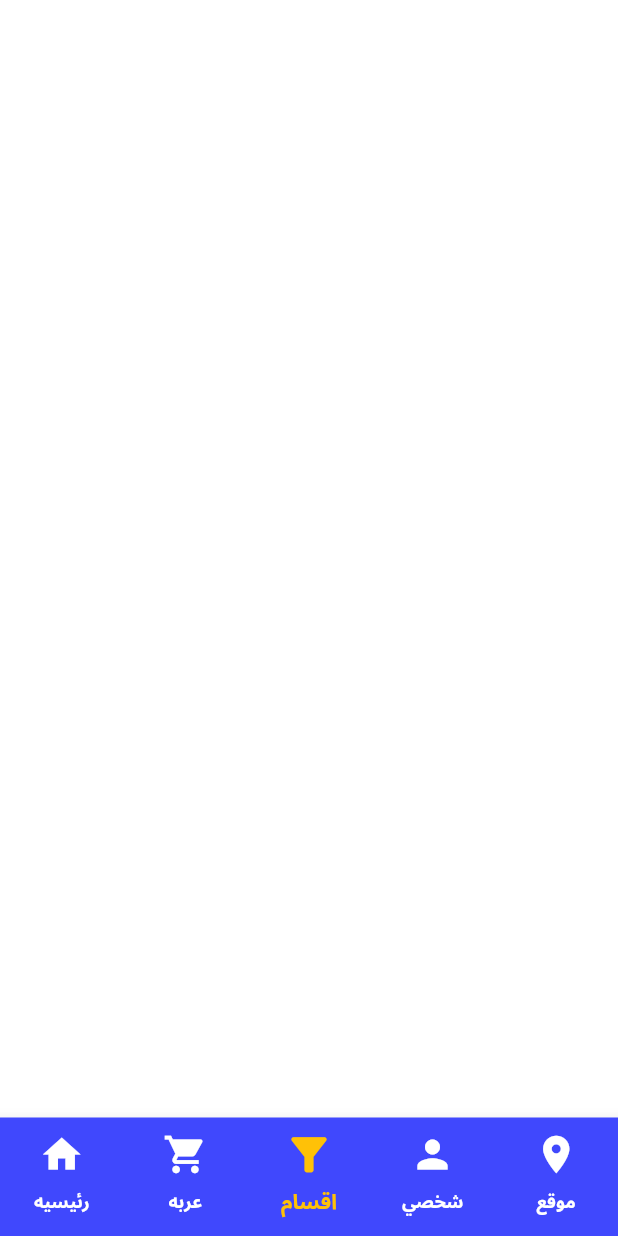
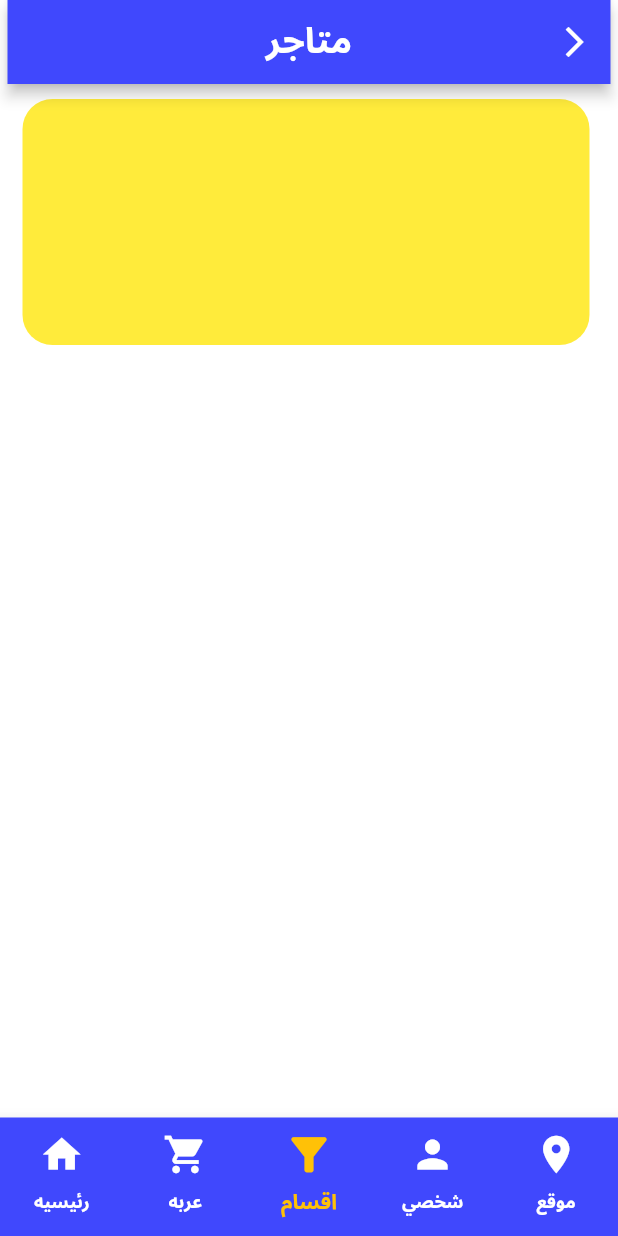
Before and after one commit to Ali-932/a_e, a Flutter app: the screen it shows after launch, item 3 of the bottom bar chosen, on a phone screen of 412 x 824 dp. Run offline on Flutter 3.47's test engine with Material 2 defaults, Android fonts, the light colour scheme and no system bars; our stand-ins replace get, google_fonts.

Commit message:
home page update esraaa

```diff
--- a/lib/main.dart
+++ b/lib/main.dart
@@ -1,6 +1,7 @@
 import 'package:a_e/utils/navigation_bar.dart';
 import 'package:a_e/views/auth/login_view.dart';
 import 'package:a_e/views/home/home_view.dart';
+import 'package:a_e/views/home/stores_view.dart';
 import 'package:flutter/material.dart';
 import 'package:get/get.dart';
 import 'package:google_fonts/google_fonts.dart';
--- a/lib/utils/navigation_bar.dart
+++ b/lib/utils/navigation_bar.dart
@@ -2,6 +2,7 @@ import 'package:flutter/material.dart';
 import 'package:get/get.dart';
 
 import '../views/home/home_view.dart';
+import '../views/home/stores_view.dart';
 
 class NavbarController extends GetxController {
   var currentIndex = 0.obs;
@@ -20,7 +21,7 @@ class Navbar extends StatelessWidget {
     final List<Widget> tabs = [
       const HomePage(),
       const Text("عربة"),
-      const Text("اقسام"),
+      const Storespage(),
       const Text("شخصي"),
       const Text("موقع"),
     ];
--- a/lib/views/home/home_view.dart
+++ b/lib/views/home/home_view.dart
@@ -1,3 +1,4 @@
+import 'package:a_e/views/home/stores_view.dart';
 import 'package:flutter/material.dart';
 
 import '../../utils/home/home_view_utils.dart';
@@ -80,8 +81,20 @@ class HomePage extends StatelessWidget {
               ),
               Row(
                 mainAxisAlignment: MainAxisAlignment.spaceAround,
-                children: const [
-                  Category(name: 'متاجر', imagePath: 'assets/images/Category_image_home.png',),
+                children: [
+                GestureDetector(
+                  onTap: () {
+                    // Navigate to the CategoryDetailPage when tapped
+                    Navigator.push(
+                      context,
+                      MaterialPageRoute(
+                        builder: (context) => Storespage(),
+                      ),
+                    );
+                  },
+                  child: Category(name: 'متاجر', imagePath: 'assets/images/Category_image_home.png'),
+                ),
+
                   Category(name: 'عيادات', imagePath: 'assets/images/Category_image_clinics.png',),
                   Category(name: 'خدمات منزلية', imagePath: 'assets/images/Category_image_homeservice.png',),
                 ],
--- /dev/null
+++ b/lib/views/home/stores_view.dart
@@ -0,0 +1,47 @@
+import 'package:flutter/material.dart';
+
+class Storespage extends StatelessWidget {
+  const Storespage({Key? key}) : super(key: key);
+
+  @override
+  Widget build(BuildContext context) {
+    return Scaffold(
+      appBar: AppBar(
+        centerTitle: true,
+        title: Text(
+          'متاجر',
+          style: TextStyle(
+            fontWeight: FontWeight.bold,
+            fontSize: 24,
+            color: Colors.white,
+          ),
+        ),
+        backgroundColor: Color(0xFF4048FD),
+        actions: [
+          IconButton(
+            icon: Icon(Icons.arrow_forward_ios_outlined),
+            onPressed: () {
+              // Add your functionality here
+            },
+          ),
+        ],
+      ),
+      backgroundColor: Colors.white,
+      body: Stack(
+        children: [
+          Padding(
+            padding: EdgeInsets.only(left: 10, right: 10, top: 10),
+            child: Container(
+              width: 378,
+              height: 164,
+              decoration: BoxDecoration(
+                borderRadius: BorderRadius.circular(20),
+                color: Colors.yellow,
+              ),
+            ),
+          )
+        ],
+      ),
+    );
+  }
+}
```
Also changed, not shown: assets/images/Category/Category_image_clinics.png (renamed from assets/images/Category_image_clinics.png), assets/images/Category/Category_image_home.png (renamed from assets/images/Category_image_home.png), assets/images/Category/Category_image_homeservice.png (renamed from assets/images/Category_image_homeservice.png), assets/images/UpperTag/UpperTag_image_Hams.png (renamed from assets/images/UpperTag_image_Hams.png), assets/images/UpperTag/UpperTag_image_Rabbit.png (renamed from assets/images/UpperTag_image_Rabbit.png), assets/images/UpperTag/UpperTag_image_cat.png (renamed from assets/images/UpperTag_image_cat.png), assets/images/UpperTag/UpperTag_image_dog.png (renamed from assets/images/UpperTag_image_dog.png), assets/images/UpperTag/UpperTag_image_turtle.png (renamed from assets/images/UpperTag_image_turtle.png), assets/images/commanItem/img_6.png (added).
